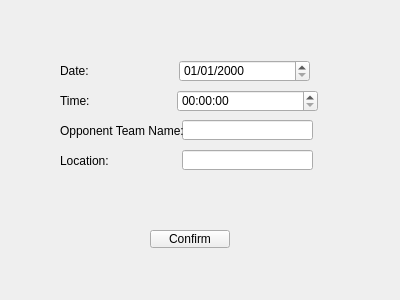
First picture: the form in addmatchfixture.ui, repository TNT57/FootballClubManagementSystem, before the edit.
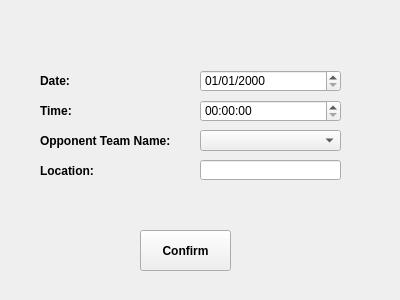
Second picture: the form after the edit.

Diff of the .ui file:
```diff
--- a/addmatchfixture.ui
+++ b/addmatchfixture.ui
@@ -13,25 +13,20 @@
   <property name="windowTitle">
    <string>Form</string>
   </property>
-  <widget class="QLineEdit" name="opponentTeamNameEdit">
-   <property name="geometry">
-    <rect>
-     <x>182</x>
-     <y>120</y>
-     <width>131</width>
-     <height>20</height>
-    </rect>
-   </property>
-  </widget>
   <widget class="QPushButton" name="confirmButton">
    <property name="geometry">
     <rect>
-     <x>150</x>
+     <x>140</x>
      <y>230</y>
-     <width>80</width>
-     <height>18</height>
+     <width>91</width>
+     <height>41</height>
     </rect>
    </property>
+   <property name="font">
+    <font>
+     <bold>true</bold>
+    </font>
+   </property>
    <property name="text">
     <string>Confirm</string>
    </property>
@@ -39,8 +34,8 @@
   <widget class="QTimeEdit" name="timeEdit">
    <property name="geometry">
     <rect>
-     <x>177</x>
-     <y>90</y>
+     <x>200</x>
+     <y>100</y>
      <width>141</width>
      <height>22</height>
     </rect>
@@ -49,12 +44,17 @@
   <widget class="QLabel" name="label_2">
    <property name="geometry">
     <rect>
-     <x>60</x>
-     <y>60</y>
+     <x>40</x>
+     <y>70</y>
      <width>81</width>
      <height>21</height>
     </rect>
    </property>
+   <property name="font">
+    <font>
+     <bold>true</bold>
+    </font>
+   </property>
    <property name="text">
     <string>Date:</string>
    </property>
@@ -62,9 +62,9 @@
   <widget class="QLineEdit" name="locationEdit">
    <property name="geometry">
     <rect>
-     <x>182</x>
-     <y>150</y>
-     <width>131</width>
+     <x>200</x>
+     <y>160</y>
+     <width>141</width>
      <height>20</height>
     </rect>
    </property>
@@ -72,12 +72,17 @@
   <widget class="QLabel" name="label_3">
    <property name="geometry">
     <rect>
-     <x>60</x>
-     <y>90</y>
+     <x>40</x>
+     <y>100</y>
      <width>91</width>
      <height>21</height>
     </rect>
    </property>
+   <property name="font">
+    <font>
+     <bold>true</bold>
+    </font>
+   </property>
    <property name="text">
     <string>Time:</string>
    </property>
@@ -85,12 +90,17 @@
   <widget class="QLabel" name="label_4">
    <property name="geometry">
     <rect>
-     <x>60</x>
-     <y>150</y>
+     <x>40</x>
+     <y>160</y>
      <width>81</width>
      <height>21</height>
     </rect>
    </property>
+   <property name="font">
+    <font>
+     <bold>true</bold>
+    </font>
+   </property>
    <property name="text">
     <string>Location:</string>
    </property>
@@ -98,9 +108,9 @@
   <widget class="QDateEdit" name="dateEdit">
    <property name="geometry">
     <rect>
-     <x>179</x>
-     <y>60</y>
-     <width>131</width>
+     <x>200</x>
+     <y>70</y>
+     <width>141</width>
      <height>22</height>
     </rect>
    </property>
@@ -111,16 +121,31 @@
   <widget class="QLabel" name="label">
    <property name="geometry">
     <rect>
-     <x>60</x>
-     <y>120</y>
+     <x>40</x>
+     <y>130</y>
      <width>131</width>
      <height>21</height>
     </rect>
    </property>
+   <property name="font">
+    <font>
+     <bold>true</bold>
+    </font>
+   </property>
    <property name="text">
     <string>Opponent Team Name:</string>
    </property>
   </widget>
+  <widget class="QComboBox" name="opponentTeamNameComboBox">
+   <property name="geometry">
+    <rect>
+     <x>200</x>
+     <y>130</y>
+     <width>141</width>
+     <height>21</height>
+    </rect>
+   </property>
+  </widget>
  </widget>
  <resources/>
  <connections/>
```
